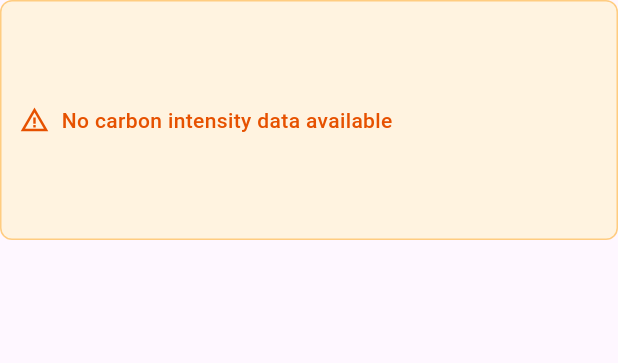
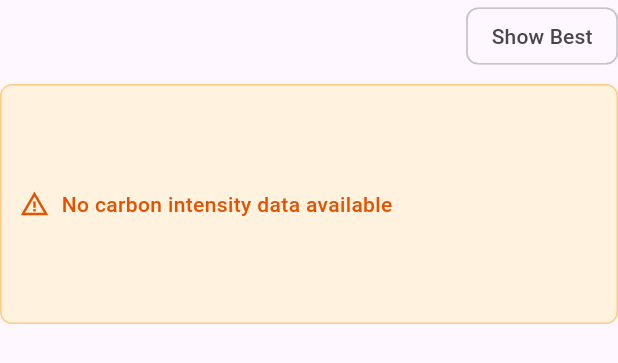
Before and after one commit to DylandeBruijn/boat_charge_planner, a Flutter app: the CarbonIntensitySection widget shown alone on an empty page, opened directly with empty values, on a phone screen of 412 x 824 dp. Shown: the top 363 px of the screen. Run offline on Flutter 3.47's test engine with Material 3 defaults, Android fonts, the phone set to English and light mode, and no system bars; our stand-ins replace google_maps_flutter.

Commit message:
Add filter button to show only best charging time

```diff
--- a/lib/presentation/widgets/carbon_intensity/carbon_intensity_section.dart
+++ b/lib/presentation/widgets/carbon_intensity/carbon_intensity_section.dart
@@ -3,32 +3,39 @@ import 'package:boat_charge_planner/presentation/widgets/carbon_intensity/carbon
 import 'package:boat_charge_planner/presentation/widgets/carbon_intensity/carbon_intensity_status_alert.dart';
 import 'package:flutter/material.dart';
 
-class CarbonIntensitySection extends StatelessWidget {
-  final String? title;
+class CarbonIntensitySection extends StatefulWidget {
+  final String title;
   final Future<List<CarbonIntensity>> carbonIntensity;
 
   const CarbonIntensitySection({
     super.key,
-    this.title,
+    required this.title,
     required this.carbonIntensity,
   });
 
+  @override
+  State<CarbonIntensitySection> createState() => _CarbonIntensitySectionState();
+}
+
+class _CarbonIntensitySectionState extends State<CarbonIntensitySection> {
+  bool _showBestChargeTime = false;
+
   int _findBestChargeTimeIndex(List<CarbonIntensity> data) {
-    final lowestIntensity = data.fold<CarbonIntensity>(
+    final lowestCarbonIntensity = data.fold<CarbonIntensity>(
       data.first,
       (prev, curr) =>
           curr.intensity.forecast < prev.intensity.forecast ? curr : prev,
     );
-    return data.indexOf(lowestIntensity);
+    return data.indexOf(lowestCarbonIntensity);
   }
 
   int _findWorstChargeTimeIndex(List<CarbonIntensity> data) {
-    final highestIntensity = data.fold<CarbonIntensity>(
+    final higehstCarbonIntensity = data.fold<CarbonIntensity>(
       data.first,
       (prev, curr) =>
           curr.intensity.forecast > prev.intensity.forecast ? curr : prev,
     );
-    return data.indexOf(highestIntensity);
+    return data.indexOf(higehstCarbonIntensity);
   }
 
   @override
@@ -36,20 +43,38 @@ class CarbonIntensitySection extends StatelessWidget {
     return Column(
       crossAxisAlignment: CrossAxisAlignment.start,
       children: [
-        if (title != null) ...[
-          Text(
-            title!,
-            style: Theme.of(context).textTheme.titleMedium?.copyWith(
-              fontWeight: FontWeight.w600,
-              color: Theme.of(context).colorScheme.onSurface,
+        Row(
+          children: [
+            Expanded(
+              child: Text(
+                widget.title,
+                style: Theme.of(context).textTheme.titleMedium?.copyWith(
+                  fontWeight: FontWeight.w600,
+                  color: Theme.of(context).colorScheme.onSurface,
+                ),
+              ),
             ),
-          ),
-          const SizedBox(height: 8),
-        ],
+            FilterChip(
+              selected: _showBestChargeTime,
+              onSelected: (selected) {
+                setState(() {
+                  _showBestChargeTime = selected;
+                });
+              },
+              label: Row(
+                mainAxisSize: MainAxisSize.min,
+                children: [Text("Show Best")],
+              ),
+              selectedColor: Colors.green.shade100,
+              checkmarkColor: Colors.green.shade700,
+            ),
+          ],
+        ),
+        const SizedBox(height: 8),
         SizedBox(
           height: 160,
           child: FutureBuilder<List<CarbonIntensity>>(
-            future: carbonIntensity,
+            future: widget.carbonIntensity,
             builder: (context, snapshot) {
               if (snapshot.connectionState == ConnectionState.waiting) {
                 return const Center(child: CircularProgressIndicator());
@@ -67,15 +92,22 @@ class CarbonIntensitySection extends StatelessWidget {
                 final bestChargeTimeIndex = _findBestChargeTimeIndex(data);
                 final worstChargeTimeIndex = _findWorstChargeTimeIndex(data);
 
+                final filteredData = _showBestChargeTime
+                    ? [data[bestChargeTimeIndex]]
+                    : data;
+
                 return ListView.separated(
                   shrinkWrap: true,
                   scrollDirection: Axis.horizontal,
-                  itemCount: data.length,
-                  itemBuilder: (context, index) => CarbonIntensityCard(
-                    carbonIntensity: data[index],
-                    isBestChargeTime: index == bestChargeTimeIndex,
-                    isWorstChargeTime: index == worstChargeTimeIndex,
-                  ),
+                  itemCount: filteredData.length,
+                  itemBuilder: (context, index) {
+                    final item = filteredData[index];
+                    return CarbonIntensityCard(
+                      carbonIntensity: item,
+                      isBestChargeTime: item == data[bestChargeTimeIndex],
+                      isWorstChargeTime: item == data[worstChargeTimeIndex],
+                    );
+                  },
                   separatorBuilder: (context, index) =>
                       const SizedBox(width: 8),
                 );
```
